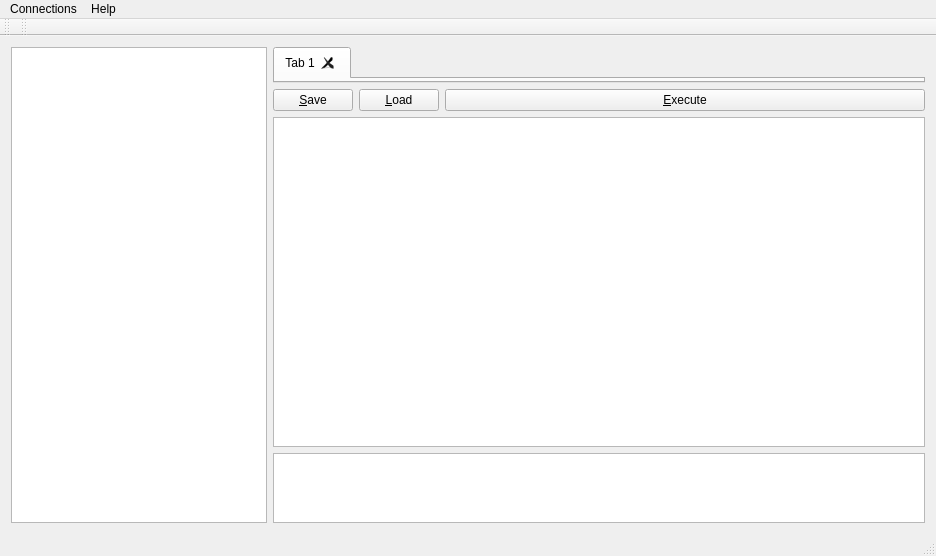
mastercad/DBManager, file mainwindow.ui: the form before one commit.
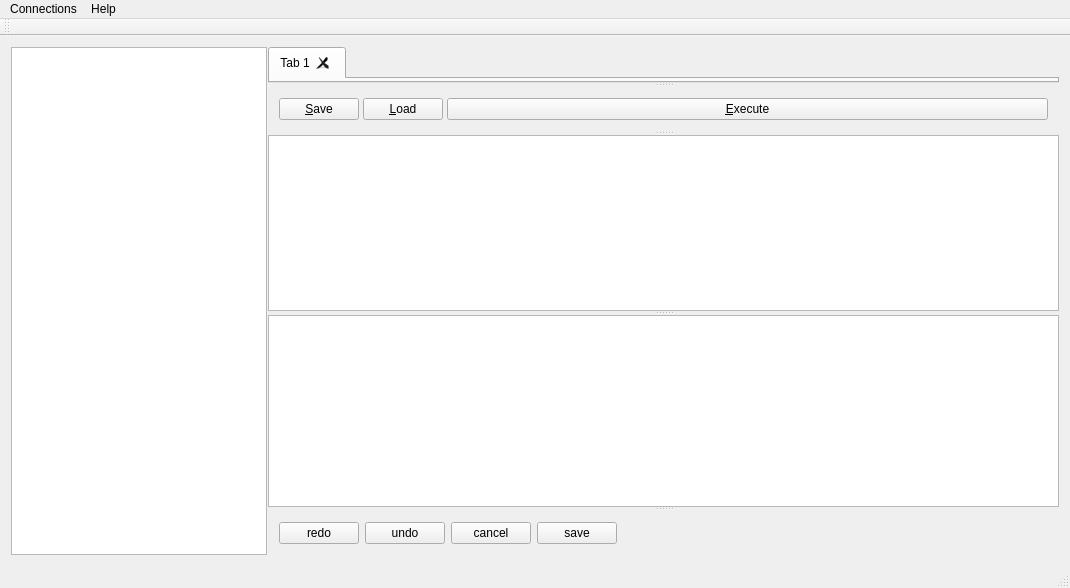
The form after the commit. Icons and pictures are not drawn.

Commit message: resizable widgets implemented, save functionality for queryResultView implemented, release notes button implemented

Patch:
```diff
--- a/mainwindow.ui
+++ b/mainwindow.ui
@@ -6,10 +6,16 @@
    <rect>
     <x>0</x>
     <y>0</y>
-    <width>936</width>
-    <height>556</height>
+    <width>1070</width>
+    <height>588</height>
    </rect>
   </property>
+  <property name="sizePolicy">
+   <sizepolicy hsizetype="Expanding" vsizetype="Expanding">
+    <horstretch>0</horstretch>
+    <verstretch>0</verstretch>
+   </sizepolicy>
+  </property>
   <property name="windowTitle">
    <string>MainWindow</string>
   </property>
@@ -18,21 +24,79 @@
     <normaloff>:/icons/programm_icon.png</normaloff>:/icons/programm_icon.png</iconset>
   </property>
   <widget class="QWidget" name="horizontalContainer">
-   <layout class="QHBoxLayout" name="horizontalLayout" stretch="0,1">
+   <property name="sizePolicy">
+    <sizepolicy hsizetype="Expanding" vsizetype="Expanding">
+     <horstretch>0</horstretch>
+     <verstretch>0</verstretch>
+    </sizepolicy>
+   </property>
+   <layout class="QHBoxLayout" name="horizontalLayout" stretch="0">
     <item>
+     <widget class="QSplitter" name="splitter_2">
+      <property name="sizePolicy">
+       <sizepolicy hsizetype="Expanding" vsizetype="Expanding">
+        <horstretch>1</horstretch>
+        <verstretch>0</verstretch>
+       </sizepolicy>
+      </property>
+      <property name="maximumSize">
+       <size>
+        <width>16777215</width>
+        <height>16777215</height>
+       </size>
+      </property>
+      <property name="orientation">
+       <enum>Qt::Horizontal</enum>
+      </property>
+      <property name="opaqueResize">
+       <bool>true</bool>
+      </property>
+      <property name="handleWidth">
+       <number>1</number>
+      </property>
      <widget class="QTreeView" name="databaseList">
       <property name="sizePolicy">
-       <sizepolicy hsizetype="Minimum" vsizetype="Minimum">
+        <sizepolicy hsizetype="MinimumExpanding" vsizetype="Preferred">
         <horstretch>0</horstretch>
         <verstretch>0</verstretch>
        </sizepolicy>
       </property>
-     </widget>
-    </item>
-    <item>
-     <layout class="QVBoxLayout" name="verticalLayout" stretch="0,1,6,1">
-      <item>
+       <property name="minimumSize">
+        <size>
+         <width>0</width>
+         <height>0</height>
+        </size>
+       </property>
+       <attribute name="headerVisible">
+        <bool>false</bool>
+       </attribute>
+       <attribute name="headerStretchLastSection">
+        <bool>true</bool>
+       </attribute>
+      </widget>
+      <widget class="QSplitter" name="splitter">
+       <property name="sizePolicy">
+        <sizepolicy hsizetype="Expanding" vsizetype="Expanding">
+         <horstretch>3</horstretch>
+         <verstretch>3</verstretch>
+        </sizepolicy>
+       </property>
+       <property name="minimumSize">
+        <size>
+         <width>0</width>
+         <height>0</height>
+        </size>
+       </property>
+       <property name="orientation">
+        <enum>Qt::Vertical</enum>
+       </property>
        <widget class="QTabWidget" name="tabWidget">
+        <property name="sizePolicy">
+         <sizepolicy hsizetype="Expanding" vsizetype="Expanding">
+          <horstretch>0</horstretch>
+          <verstretch>1</verstretch>
+         </sizepolicy>
+        </property>
         <property name="currentIndex">
          <number>0</number>
         </property>
@@ -60,9 +124,14 @@
          </attribute>
         </widget>
        </widget>
-      </item>
-      <item>
+       <widget class="QWidget" name="layoutWidget">
        <layout class="QHBoxLayout" name="horizontalLayout_2" stretch="1,1,8">
+         <property name="spacing">
+          <number>4</number>
+         </property>
+         <property name="sizeConstraint">
+          <enum>QLayout::SetMinAndMaxSize</enum>
+         </property>
         <item>
          <widget class="QPushButton" name="btnQuerySave">
           <property name="cursor">
@@ -169,15 +238,20 @@
          </widget>
         </item>
        </layout>
-      </item>
-      <item>
+       </widget>
        <widget class="QTableView" name="queryResult">
         <property name="sizePolicy">
          <sizepolicy hsizetype="Expanding" vsizetype="Expanding">
           <horstretch>0</horstretch>
-          <verstretch>0</verstretch>
+          <verstretch>1</verstretch>
          </sizepolicy>
         </property>
+        <property name="minimumSize">
+         <size>
+          <width>0</width>
+          <height>0</height>
+         </size>
+        </property>
         <property name="baseSize">
          <size>
           <width>0</width>
@@ -190,16 +264,80 @@
         <property name="locale">
          <locale language="English" country="UnitedKingdom"/>
         </property>
+        <property name="sortingEnabled">
+         <bool>true</bool>
+        </property>
+        <attribute name="horizontalHeaderCascadingSectionResizes">
+         <bool>true</bool>
+        </attribute>
+        <attribute name="horizontalHeaderShowSortIndicator" stdset="0">
+         <bool>true</bool>
+        </attribute>
+        <attribute name="horizontalHeaderStretchLastSection">
+         <bool>true</bool>
+        </attribute>
+        <attribute name="verticalHeaderShowSortIndicator" stdset="0">
+         <bool>false</bool>
+        </attribute>
        </widget>
-      </item>
-      <item>
        <widget class="QTextEdit" name="information">
+        <property name="sizePolicy">
+         <sizepolicy hsizetype="Expanding" vsizetype="Expanding">
+          <horstretch>0</horstretch>
+          <verstretch>0</verstretch>
+         </sizepolicy>
+        </property>
         <property name="readOnly">
          <bool>true</bool>
         </property>
        </widget>
-      </item>
-     </layout>
+       <widget class="QWidget" name="horizontalLayoutWidget">
+        <layout class="QHBoxLayout" name="queryResultOptionsContainer" stretch="0,0,0,0,0">
+         <item>
+          <widget class="QPushButton" name="btnQueryResultRedo">
+           <property name="text">
+            <string>redo</string>
+           </property>
+          </widget>
+         </item>
+         <item>
+          <widget class="QPushButton" name="btnQueryResultUndo">
+           <property name="text">
+            <string>undo</string>
+           </property>
+          </widget>
+         </item>
+         <item>
+          <widget class="QPushButton" name="btnQueryResultCancel">
+           <property name="text">
+            <string>cancel</string>
+           </property>
+          </widget>
+         </item>
+         <item>
+          <widget class="QPushButton" name="btnQueryResultSave">
+           <property name="text">
+            <string>save</string>
+           </property>
+          </widget>
+         </item>
+         <item>
+          <spacer name="horizontalSpacer">
+           <property name="orientation">
+            <enum>Qt::Horizontal</enum>
+           </property>
+           <property name="sizeHint" stdset="0">
+            <size>
+             <width>40</width>
+             <height>20</height>
+            </size>
+           </property>
+          </spacer>
+         </item>
+        </layout>
+       </widget>
+      </widget>
+     </widget>
     </item>
    </layout>
   </widget>
@@ -208,7 +346,7 @@
     <rect>
      <x>0</x>
      <y>0</y>
-     <width>936</width>
+     <width>1070</width>
      <height>22</height>
     </rect>
    </property>
@@ -249,17 +387,6 @@
    </attribute>
   </widget>
   <widget class="QStatusBar" name="statusBar"/>
-  <widget class="QToolBar" name="toolBar">
-   <property name="windowTitle">
-    <string>toolBar</string>
-   </property>
-   <attribute name="toolBarArea">
-    <enum>TopToolBarArea</enum>
-   </attribute>
-   <attribute name="toolBarBreak">
-    <bool>false</bool>
-   </attribute>
-  </widget>
   <action name="actionNewConnection">
    <property name="text">
     <string>New</string>
```
Lines whose indentation alone changed are shown as unchanged. The commit also changes 9 other files.
